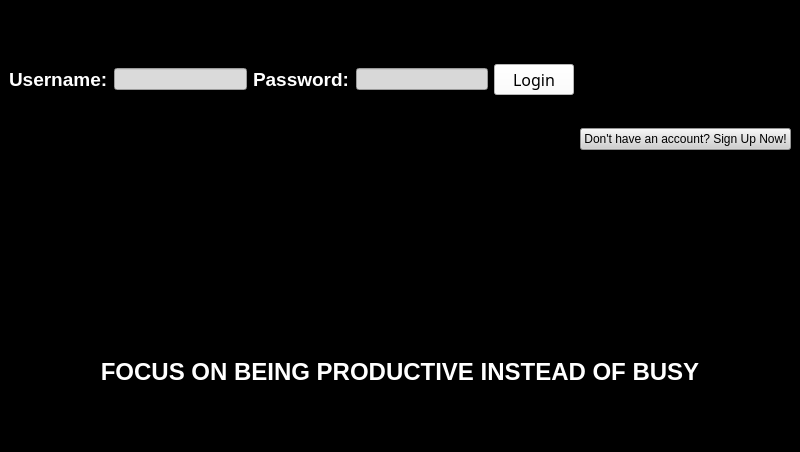
bigyanpiya/Productivity-Plus, file welcome/mainwindow.ui: the form before one commit.
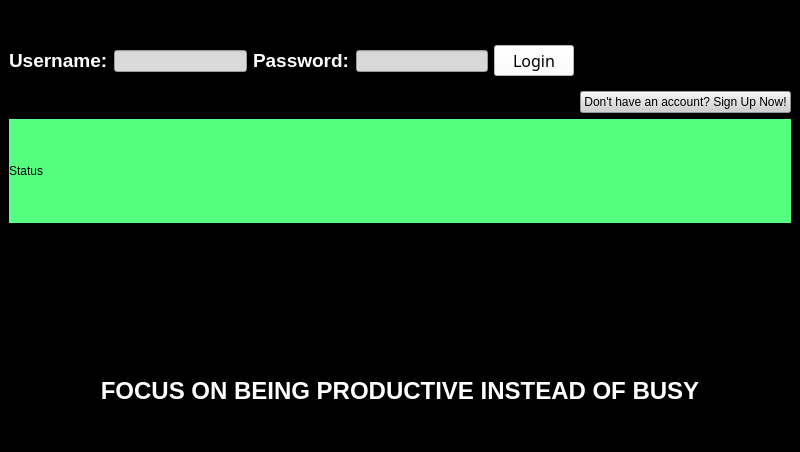
The form after the commit.

```diff
--- a/welcome/mainwindow.ui
+++ b/welcome/mainwindow.ui
@@ -108,6 +108,16 @@
       </item>
      </layout>
     </item>
+    <item>
+     <widget class="QLabel" name="label_4">
+      <property name="styleSheet">
+       <string notr="true">background-color: rgb(85, 255, 127);</string>
+      </property>
+      <property name="text">
+       <string>Status</string>
+      </property>
+     </widget>
+    </item>
     <item alignment="Qt::AlignHCenter">
      <widget class="QLabel" name="image">
       <property name="text">
```
